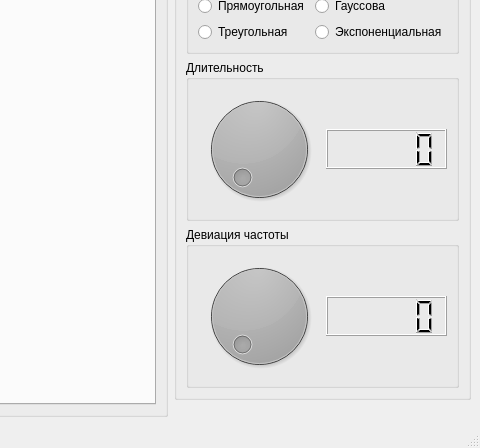
Above: interface.ui from F4bulouS/Research-PFM before the change; both pictures show x 320 to 800 and y 152 to 600 of the 800 by 600 pixel window. Below: the same form after it.
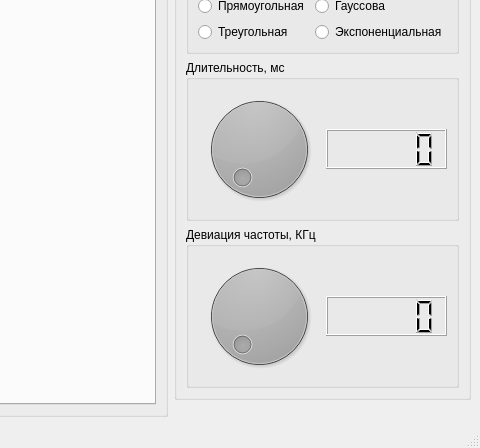
That is the form after the change. Custom widgets are drawn as their Qt base class.

Commit message: Внесены изменения в диапазоны управляющих элементов

```diff
--- a/interface.ui
+++ b/interface.ui
@@ -343,7 +343,7 @@
                 </sizepolicy>
                </property>
                <property name="title">
-                <string>Длительность</string>
+                <string>Длительность, мс</string>
                </property>
                <layout class="QVBoxLayout" name="verticalLayout_11">
                 <item>
@@ -424,7 +424,7 @@
                 </sizepolicy>
                </property>
                <property name="title">
-                <string>Девиация частоты</string>
+                <string>Девиация частоты, КГц</string>
                </property>
                <layout class="QVBoxLayout" name="verticalLayout_13">
                 <item>
```
Left out of the diff: 14 changed lines with no effect on the pictures. The commit also changes 2 other files.
